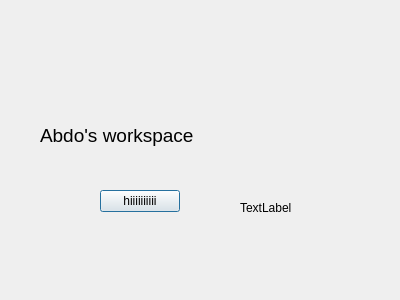
AbdelrahmanShorim/gittest, file gittest/abdo.ui: the form before one commit.
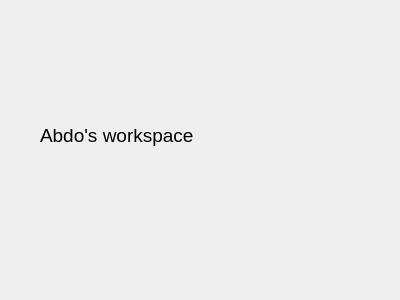
The form after the commit.

```diff
--- a/gittest/abdo.ui
+++ b/gittest/abdo.ui
@@ -31,32 +31,6 @@
     <string>Abdo's workspace</string>
    </property>
   </widget>
-  <widget class="QPushButton" name="pushButton">
-   <property name="geometry">
-    <rect>
-     <x>100</x>
-     <y>190</y>
-     <width>80</width>
-     <height>22</height>
-    </rect>
-   </property>
-   <property name="text">
-    <string>hiiiiiiiiii</string>
-   </property>
-  </widget>
-  <widget class="QLabel" name="hi">
-   <property name="geometry">
-    <rect>
-     <x>240</x>
-     <y>200</y>
-     <width>101</width>
-     <height>16</height>
-    </rect>
-   </property>
-   <property name="text">
-    <string>TextLabel</string>
-   </property>
-  </widget>
  </widget>
  <resources/>
  <connections/>
```
